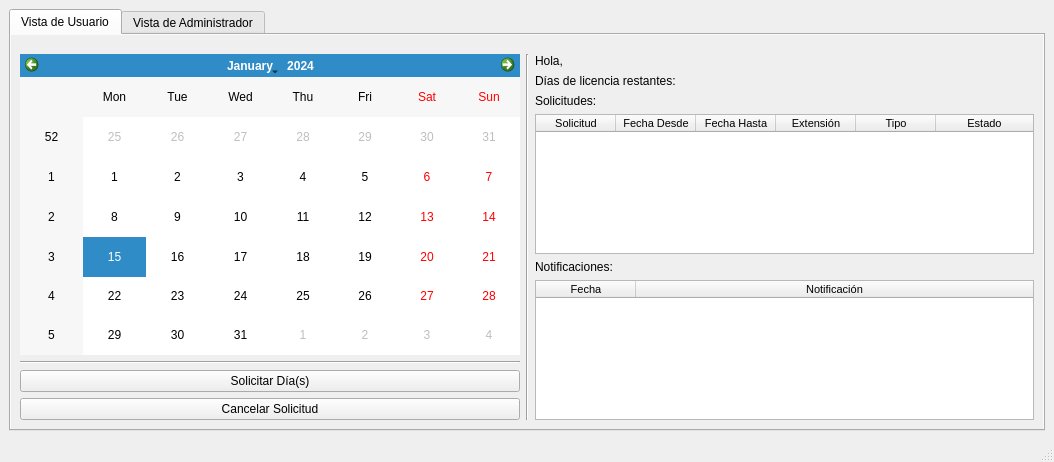
Qt form windows/EmployeeWindow.ui (santichialvo/holidaysAdministrator) before a commit.
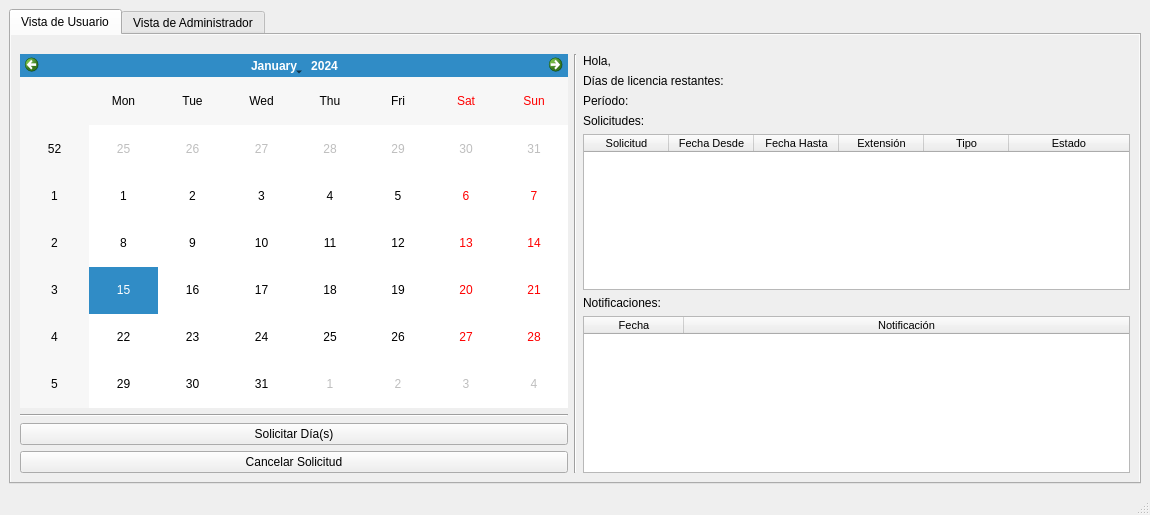
The same form after that commit. Icons and pictures are not drawn.

```diff
--- a/windows/EmployeeWindow.ui
+++ b/windows/EmployeeWindow.ui
@@ -9,8 +9,8 @@
    <rect>
     <x>0</x>
     <y>0</y>
-    <width>1054</width>
-    <height>462</height>
+    <width>1150</width>
+    <height>515</height>
    </rect>
   </property>
   <property name="windowTitle">
@@ -153,35 +153,14 @@
         </item>
         <item row="1" column="2" rowspan="2">
          <layout class="QGridLayout" name="gridLayout_3">
-          <item row="0" column="0">
-           <widget class="QLabel" name="label_presentacion">
-            <property name="text">
-             <string>Hola,</string>
-            </property>
-           </widget>
-          </item>
-          <item row="1" column="0">
-           <widget class="QLabel" name="label_2">
-            <property name="text">
-             <string>Días de licencia restantes:</string>
-            </property>
-           </widget>
-          </item>
-          <item row="2" column="0">
-           <widget class="QLabel" name="label_3">
-            <property name="text">
-             <string>Solicitudes:</string>
-            </property>
-           </widget>
-          </item>
-          <item row="4" column="0">
+          <item row="5" column="0">
            <widget class="QLabel" name="label_4">
             <property name="text">
              <string>Notificaciones:</string>
             </property>
            </widget>
           </item>
-          <item row="5" column="0">
+          <item row="6" column="0">
            <widget class="QTableWidget" name="table_notificaciones">
             <property name="font">
              <font>
@@ -204,7 +183,28 @@
             </column>
            </widget>
           </item>
+          <item row="1" column="0">
+           <widget class="QLabel" name="label_2">
+            <property name="text">
+             <string>Días de licencia restantes:</string>
+            </property>
+           </widget>
+          </item>
           <item row="3" column="0">
+           <widget class="QLabel" name="label_3">
+            <property name="text">
+             <string>Solicitudes:</string>
+            </property>
+           </widget>
+          </item>
+          <item row="0" column="0">
+           <widget class="QLabel" name="label_presentacion">
+            <property name="text">
+             <string>Hola,</string>
+            </property>
+           </widget>
+          </item>
+          <item row="4" column="0">
            <widget class="QTableWidget" name="table_solicitudes">
             <property name="font">
              <font>
@@ -215,7 +215,7 @@
              </font>
             </property>
             <attribute name="horizontalHeaderDefaultSectionSize">
-             <number>80</number>
+             <number>85</number>
             </attribute>
             <attribute name="horizontalHeaderMinimumSectionSize">
              <number>40</number>
@@ -261,6 +261,13 @@
             </column>
            </widget>
           </item>
+          <item row="2" column="0">
+           <widget class="QLabel" name="label">
+            <property name="text">
+             <string>Período: </string>
+            </property>
+           </widget>
+          </item>
          </layout>
         </item>
         <item row="0" column="0">
@@ -458,7 +465,7 @@
     <rect>
      <x>0</x>
      <y>0</y>
-     <width>1054</width>
+     <width>1150</width>
      <height>26</height>
     </rect>
    </property>
```
